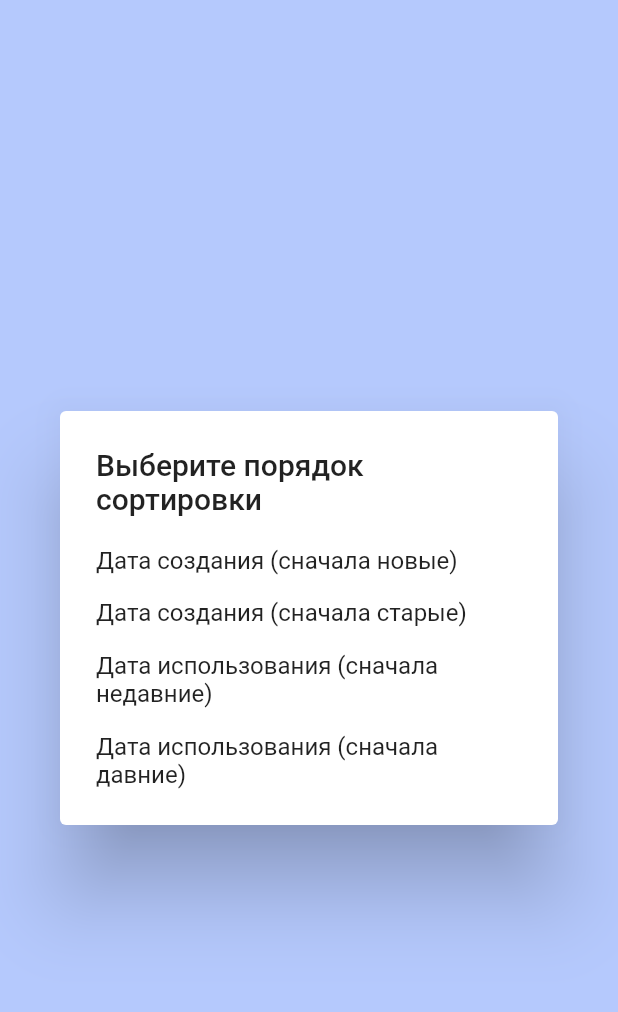
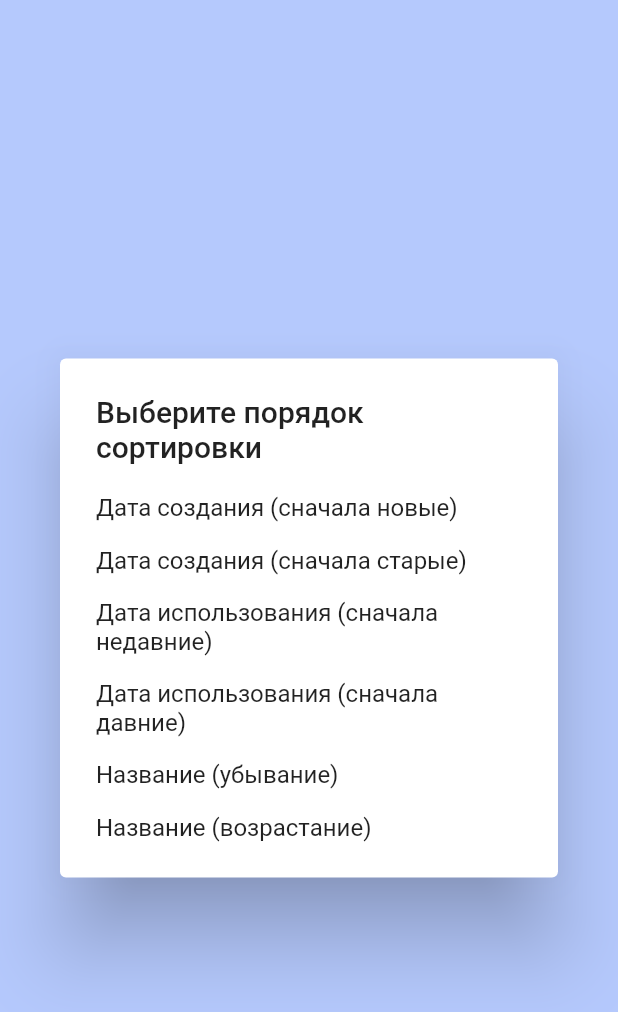
Before and after one commit to 8symbols/todos, a Flutter app: the BranchesSortOrderSelector widget shown alone on an empty page, opened directly, on a phone screen of 412 x 824 dp. Shown: the top 1012 px of the screen. Run offline on Flutter 3.47's test engine with Material 2 defaults, Android fonts, the phone set to English and light mode, and no system bars; our stand-ins replace bloc, bordered_text, cached_network_image, circular_check_box, floor, flutter_bloc and 8 more; missing offline and left inert: enum_to_string; accounts and stored records are empty; generated files the repository leaves out were written again; statements that could not run were skipped.

Commit message:
Добавил сортировку веток по названию

```diff
--- a/lib/domain/factories/branches_comparators_factory.dart
+++ b/lib/domain/factories/branches_comparators_factory.dart
@@ -20,6 +20,12 @@ abstract class BranchesComparatorsFactory {
       return a.lastUsageTime.millisecondsSinceEpoch -
           b.lastUsageTime.millisecondsSinceEpoch;
     },
+    BranchesSortOrder.title: (a, b) {
+      return b.title.compareTo(a.title);
+    },
+    BranchesSortOrder.titleAsc: (a, b) {
+      return a.title.compareTo(b.title);
+    },
   };
 
   /// Возвращает компаратор для порядка сортировки [BranchesSortOrder].
--- a/lib/domain/models/branches_sort_order.dart
+++ b/lib/domain/models/branches_sort_order.dart
@@ -11,4 +11,10 @@ enum BranchesSortOrder {
 
   /// По времени использования (сначала давние).
   usageAsc,
+
+  /// По названию (убывание).
+  title,
+
+  /// По названию (возрастание).
+  titleAsc,
 }
--- a/lib/domain/models/branches_view_settings.dart
+++ b/lib/domain/models/branches_view_settings.dart
@@ -7,7 +7,7 @@ class BranchesViewSettings {
   final BranchesSortOrder sortOrder;
 
   const BranchesViewSettings({
-    this.sortOrder = BranchesSortOrder.usage,
+    this.sortOrder = BranchesSortOrder.creation,
   });
 
   BranchesViewSettings copyWith({
--- a/lib/presentation/widgets/branches_sort_order_selector.dart
+++ b/lib/presentation/widgets/branches_sort_order_selector.dart
@@ -27,6 +27,14 @@ class BranchesSortOrderSelector extends StatelessWidget {
           child: const Text('Дата использования (сначала давние)'),
           onPressed: () => Navigator.pop(context, BranchesSortOrder.usageAsc),
         ),
+        SimpleDialogOption(
+          child: const Text('Название (убывание)'),
+          onPressed: () => Navigator.pop(context, BranchesSortOrder.title),
+        ),
+        SimpleDialogOption(
+          child: const Text('Название (возрастание)'),
+          onPressed: () => Navigator.pop(context, BranchesSortOrder.titleAsc),
+        ),
       ],
     );
   }
```
